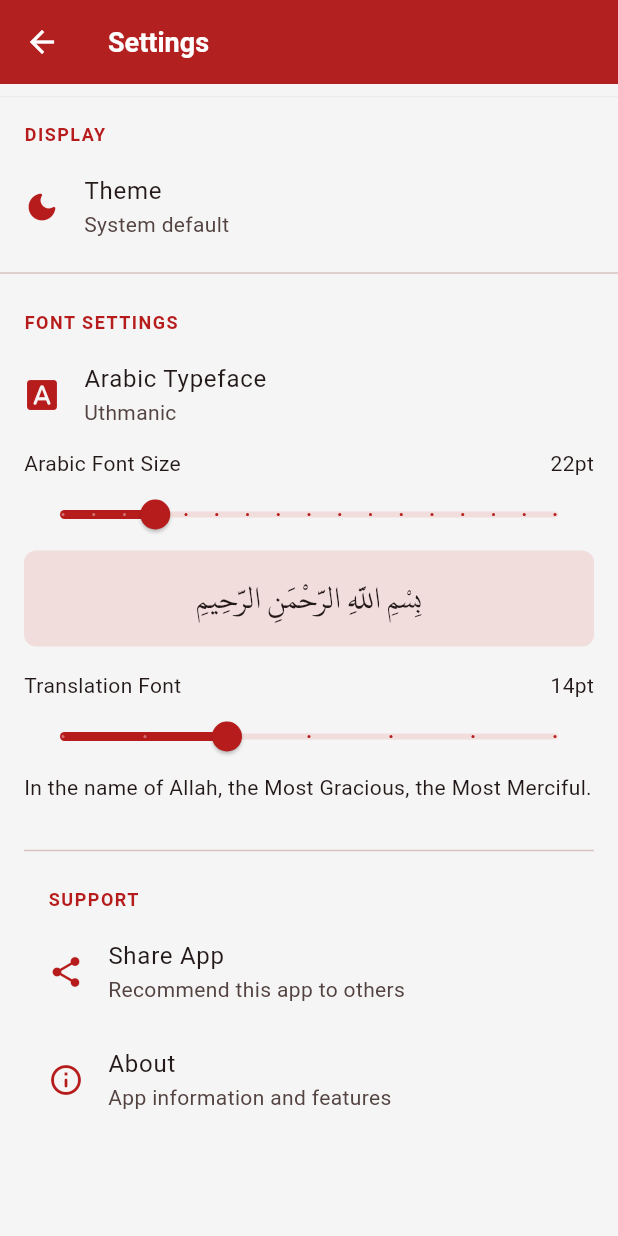
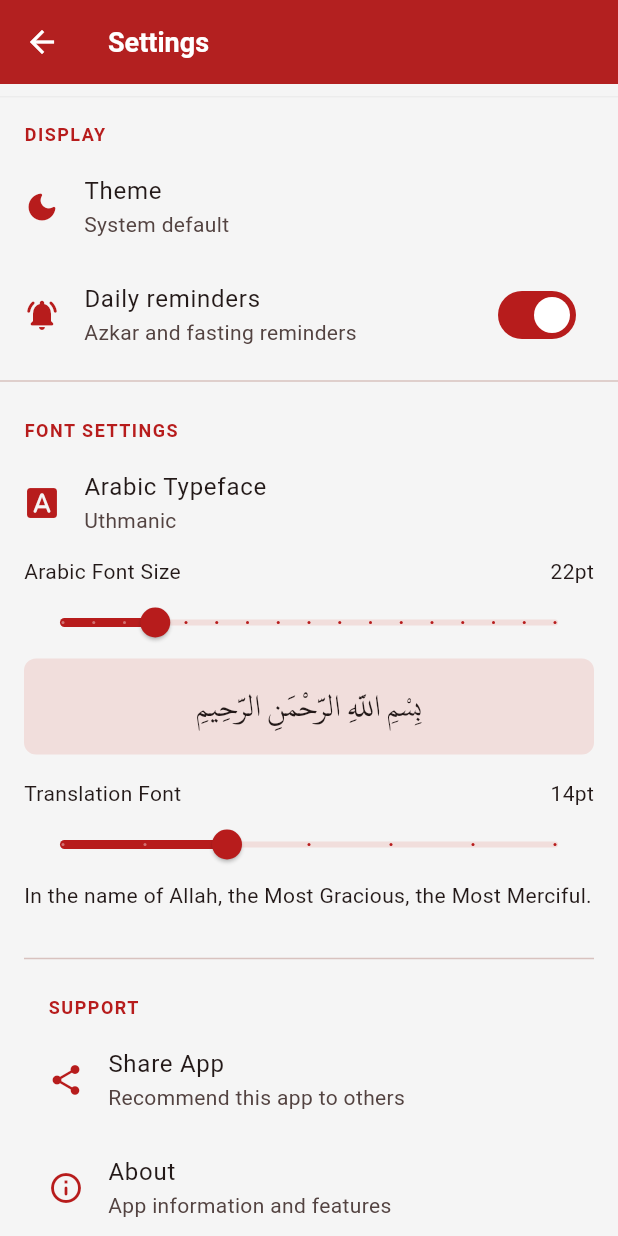
Before and after one commit to Academykw/Hisnul-muslim, a Flutter app: the SettingsScreen screen opened directly, on a phone screen of 412 x 824 dp. Run offline on Flutter 3.47's test engine with Material 3 defaults, Android fonts, the phone set to English and light mode, and no system bars; our stand-ins replace cloud_firestore, connectivity_plus, firebase_core, firebase_remote_config, flutter_local_notifications, flutter_timezone and 11 more; missing offline and left inert: adhan_dart, android_alarm_manager_plus; accounts and stored records are empty; network calls fail.

```diff
--- a/lib/features/settings/settings_screen.dart
+++ b/lib/features/settings/settings_screen.dart
@@ -1,5 +1,6 @@
 import 'package:flutter/material.dart';
 import 'package:provider/provider.dart';
+import '../../core/services/prayer_service.dart';
 import '../../core/services/share_service.dart';
 import '../../core/services/settings_service.dart';
 import '../about/about_screen.dart';
@@ -35,6 +36,21 @@ class SettingsScreen extends StatelessWidget {
             title: const Text('Theme'),
             subtitle: Text(_themeLabel(settings.theme)),
             onTap: () => _pickTheme(context, settings),
+          ),
+          SwitchListTile(
+            secondary: Icon(
+              Icons.notifications_active_rounded,
+              color: theme.colorScheme.primary,
+            ),
+            title: const Text('Daily reminders'),
+            subtitle: const Text('Azkar and fasting reminders'),
+            value: settings.dailyRemindersEnabled,
+            onChanged: (value) async {
+              await settings.setDailyRemindersEnabled(value);
+              if (context.mounted) {
+                await context.read<PrayerService>().refreshDuaReminders();
+              }
+            },
           ),
 
           const Divider(),
```
